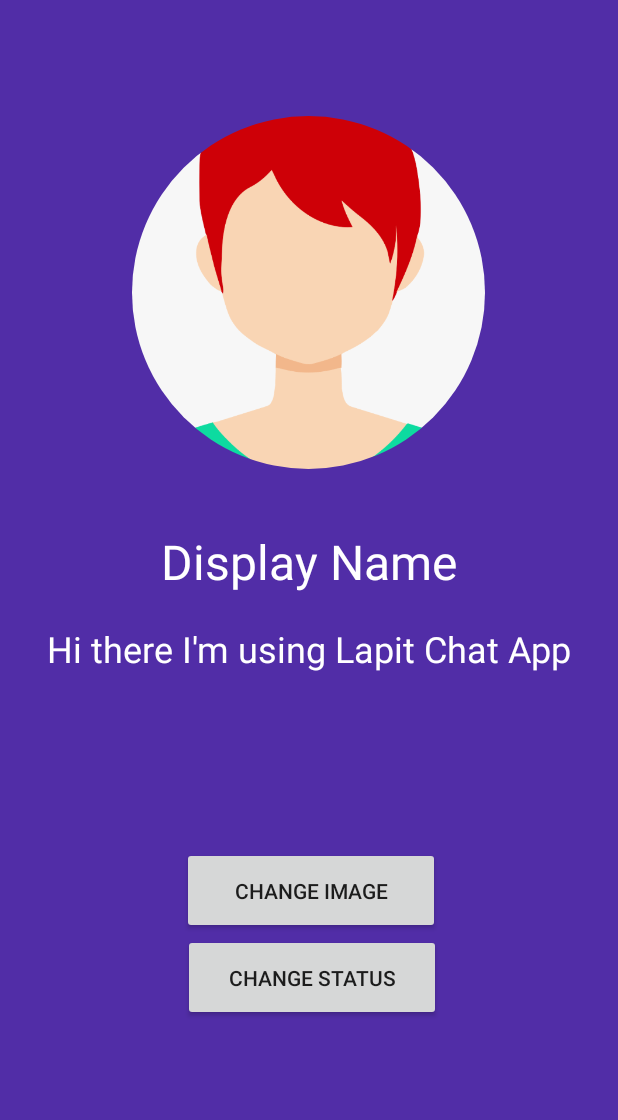
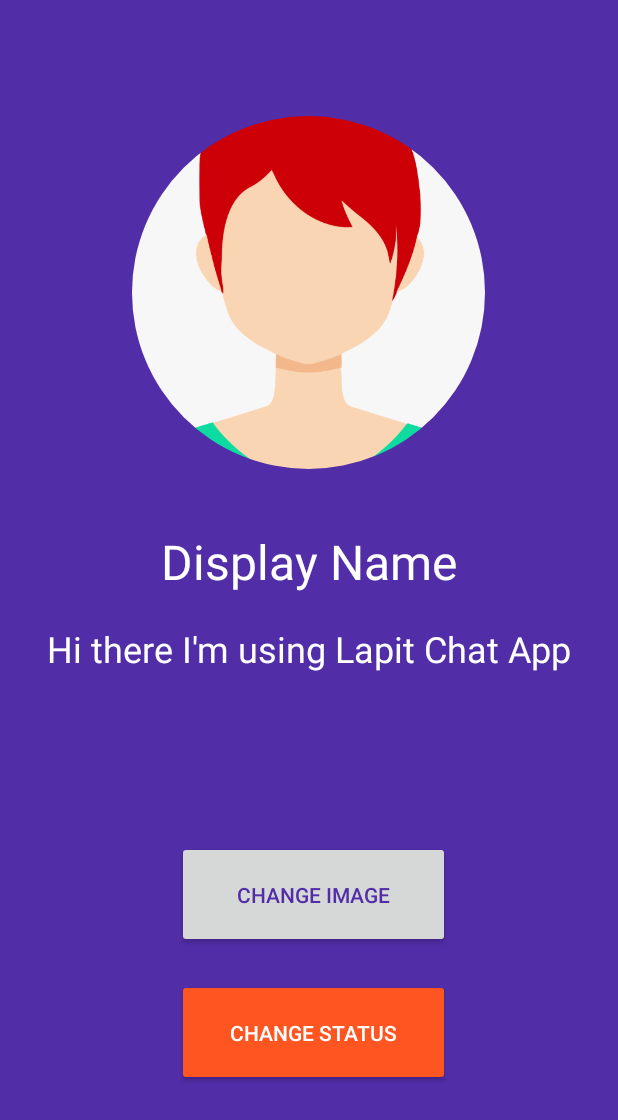
Before and after one commit to emonmeena/lapit, an Android app: the SettingsActivity screen opened directly, with no data from a screen before it, on a phone screen of 412 x 824 dp. Shown: the top 1120 px of the screen. Run offline under Robolectric (Android 15) with nearby library versions, the phone set to English and light mode, and no system bars; our stand-ins replace CircleImageView.

Commit message:
improve UX

```diff
--- a/app/src/main/java/com/example/android/lapitchat/MainActivity.java
+++ b/app/src/main/java/com/example/android/lapitchat/MainActivity.java
@@ -75,6 +75,10 @@ public class MainActivity extends AppCompatActivity {
         sendToStart();
     }
 
+    if(item.getItemId() == R.id.main_settings_btn){
+        Intent settings_Intent = new Intent(MainActivity.this, SettingsActivity.class);
+        startActivity(settings_Intent);
+    }
        return true;
     }
 }
--- a/app/src/main/java/com/example/android/lapitchat/SettingsActivity.java
+++ b/app/src/main/java/com/example/android/lapitchat/SettingsActivity.java
@@ -4,11 +4,16 @@ import androidx.appcompat.app.AppCompatActivity;
 
 import android.os.Bundle;
 
+import com.google.android.material.textfield.TextInputEditText;
+
 public class SettingsActivity extends AppCompatActivity {
+
+
 
     @Override
     protected void onCreate(Bundle savedInstanceState) {
         super.onCreate(savedInstanceState);
         setContentView(R.layout.activity_settings);
+
     }
 }
--- a/app/src/main/res/layout/activity_login.xml
+++ b/app/src/main/res/layout/activity_login.xml
@@ -55,7 +55,7 @@
             android:layout_height="wrap_content"
             android:layout_marginStart="20dp"
             android:layout_marginEnd="20dp"
-            android:hint="@string/registered_email"
+            android:hint="@string/email"
             android:inputType="textWebEmailAddress" />
     </com.google.android.material.textfield.TextInputLayout>
 
@@ -76,7 +76,7 @@
             android:layout_height="wrap_content"
             android:layout_marginStart="20dp"
             android:layout_marginEnd="20dp"
-            android:hint="@string/registered_password"
+            android:hint="@string/password"
             android:inputType="textPassword" />
     </com.google.android.material.textfield.TextInputLayout>
 
--- a/app/src/main/res/layout/activity_settings.xml
+++ b/app/src/main/res/layout/activity_settings.xml
@@ -53,24 +53,28 @@
 
     <Button
         android:id="@+id/settings_image_btn"
-        android:layout_width="172dp"
-        android:layout_height="58dp"
-        android:layout_marginStart="121dp"
-        android:layout_marginTop="116dp"
-        android:layout_marginEnd="118dp"
+        android:layout_width="182dp"
+        android:layout_height="71dp"
+        android:layout_marginStart="116dp"
+        android:layout_marginTop="112dp"
+        android:layout_marginEnd="110dp"
         android:text="@string/change_image"
+        android:textColor="@color/colorPrimaryDark"
         app:layout_constraintEnd_toEndOf="parent"
-        app:layout_constraintHorizontal_bias="0.0"
         app:layout_constraintStart_toStartOf="parent"
         app:layout_constraintTop_toBottomOf="@+id/settings_status" />
 
     <Button
         android:id="@+id/settings_status_btn"
-        android:layout_width="172dp"
-        android:layout_height="58dp"
-        android:layout_marginStart="121dp"
-        android:layout_marginEnd="118dp"
+        android:layout_width="182dp"
+        android:layout_height="71dp"
+        android:layout_marginStart="116dp"
+        android:layout_marginEnd="110dp"
+        android:layout_marginBottom="80dp"
+        android:backgroundTint="@color/colorAccent"
         android:text="@string/change_status"
+        android:textColor="@android:color/white"
+        app:layout_constraintBottom_toBottomOf="parent"
         app:layout_constraintEnd_toEndOf="parent"
         app:layout_constraintStart_toStartOf="parent"
         app:layout_constraintTop_toBottomOf="@+id/settings_image_btn" />
--- a/app/src/main/res/menu/main_menu.xml
+++ b/app/src/main/res/menu/main_menu.xml
@@ -4,7 +4,7 @@
 
     <item
         android:id="@+id/main_settings_btn"
-        android:title="Account Settings" />
+        android:title="Settings" />
     <item
         android:id="@+id/main_allUsers_btn"
         android:title="All Users" />
```
Also changed, not shown: app/src/main/res/layout/activity_start.xml (+10 -7 lines).
